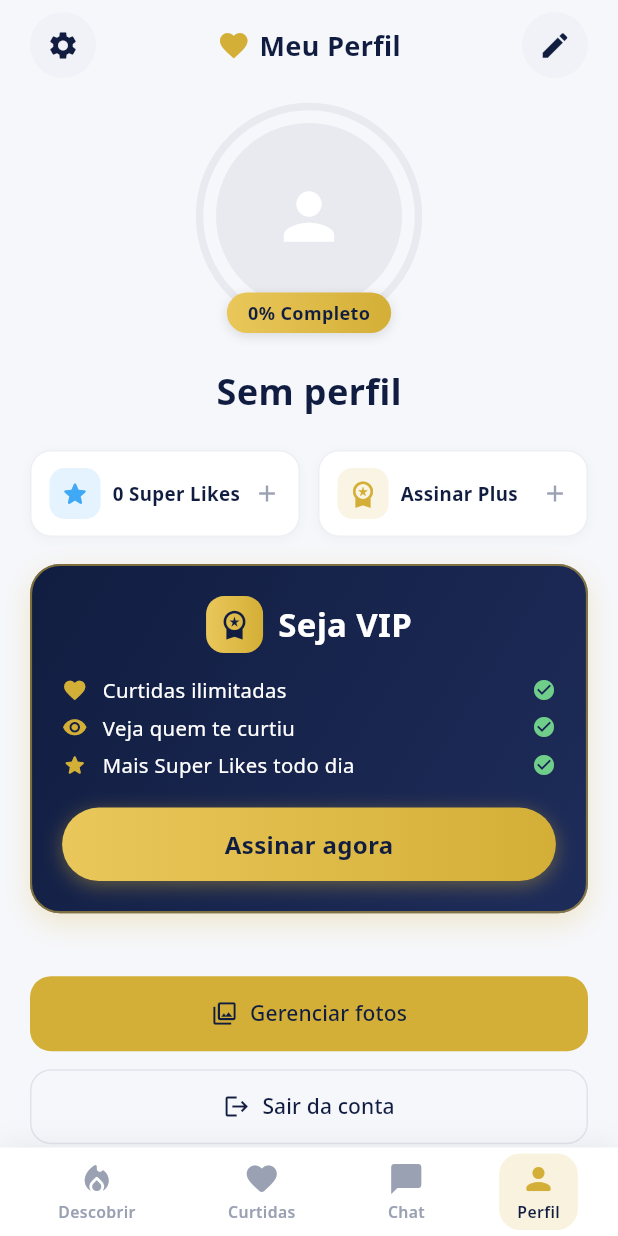
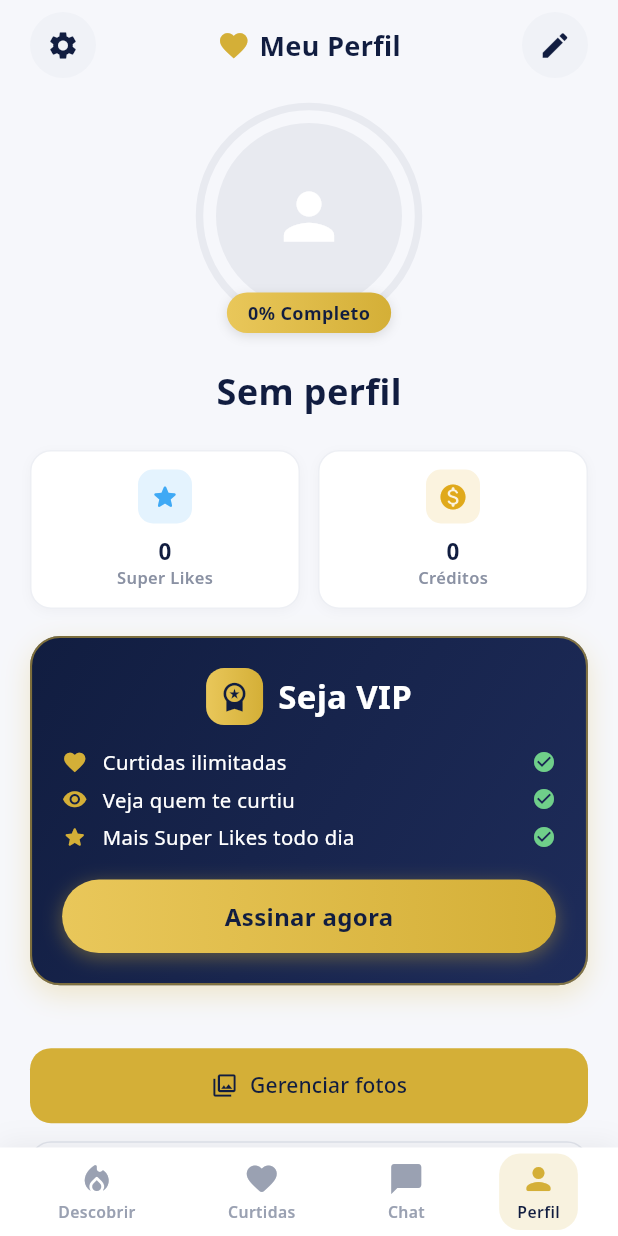
Before and after one commit to moraistv/namorocristao, a Flutter app: the MainShell screen opened directly, item 4 of the bottom bar chosen, on a phone screen of 412 x 824 dp. Run offline on Flutter 3.47's test engine with Material 3 defaults, Android fonts, the phone set to English and light mode, and no system bars; our stand-ins replace cached_network_image, cloud_firestore, emoji_picker_flutter, firebase_analytics, firebase_auth, firebase_core and 20 more; missing offline and left inert: custom_pop_up_menu, encrypt, purchases_flutter, social_media_recorder, tutorial_coach_mark, voice_message_package; accounts and stored records are empty; network calls fail.

Commit message:
Tempo real: socket forceNew (chat nao derruba mais a conexao global -> VIP/creditos/ban/suspensao refletem na hora); exclusao de conta emite config:me e app desloga. Perfil: card Assinar Plus virou Creditos; ao ser VIP mostra 3o card VIP com duracao

```diff
--- a/aplicativo/lib/services/chat_socket.dart
+++ b/aplicativo/lib/services/chat_socket.dart
@@ -25,6 +25,7 @@ class ChatSocket {
       io.OptionBuilder()
           .setTransports(["websocket"])
           .disableAutoConnect()
+          .enableForceNew()
           .setAuth({"token": TokenStorage.accessToken})
           .build(),
     );
--- a/aplicativo/lib/views/app/profile_page.dart
+++ b/aplicativo/lib/views/app/profile_page.dart
@@ -25,6 +25,8 @@ class _ProfilePageState extends State<ProfilePage> {
   bool _isPremium = false;
   int _superLikes = 0;
   int _boosts = 0;
+  int _credits = 0;
+  DateTime? _premiumUntil;
   List<Map<String, dynamic>> _verses = [];
   int _verseIndex = 0;
   Timer? _verseTimer;
@@ -79,6 +81,10 @@ class _ProfilePageState extends State<ProfilePage> {
         _isPremium = s["isPremium"] == true;
         _superLikes = (s["superLikesLeft"] as num?)?.toInt() ?? 0;
         _boosts = (s["boostsRemaining"] as num?)?.toInt() ?? 0;
+        _credits = (s["credits"] as num?)?.toInt() ?? 0;
+        _premiumUntil = s["premiumUntil"] != null
+            ? DateTime.tryParse(s["premiumUntil"].toString())
+            : null;
       });
     } catch (_) {}
   }
@@ -405,13 +411,11 @@ class _ProfilePageState extends State<ProfilePage> {
 
   Widget _quickCards() {
     final cards = <Widget>[
-      _quickCard(Icons.star_rounded, const Color(0xFF3FA9F5),
-          "$_superLikes Super Likes", _openStore),
-      if (!_isPremium)
-        _quickCard(Icons.workspace_premium, AppTheme.gold, "Assinar Plus",
-            _openPremium)
-      else
-        _quickCard(Icons.storefront_rounded, AppTheme.gold, "Loja", _openStore),
+      _quickCard(Icons.star_rounded, const Color(0xFF3FA9F5), "$_superLikes",
+          "Super Likes", _openStore),
+      _quickCard(Icons.monetization_on_rounded, const Color(0xFFE0A91B),
+          "$_credits", "Créditos", _openStore),
+      if (_isPremium) _vipCard(),
     ];
     return Row(
       children: [
@@ -423,12 +427,13 @@ class _ProfilePageState extends State<ProfilePage> {
     );
   }
 
-  // Card compacto (horizontal): ícone + texto + "+", ocupa menos espaço.
-  Widget _quickCard(IconData icon, Color color, String label, VoidCallback onTap) {
+  // Mini-card vertical compacto: ícone + valor + rótulo (cabe 2 ou 3 por linha).
+  Widget _quickCard(
+      IconData icon, Color color, String value, String label, VoidCallback onTap) {
     return GestureDetector(
       onTap: onTap,
       child: Container(
-        padding: const EdgeInsets.symmetric(vertical: 11, horizontal: 12),
+        padding: const EdgeInsets.symmetric(vertical: 12, horizontal: 6),
         decoration: BoxDecoration(
           color: Colors.white,
           borderRadius: BorderRadius.circular(14),
@@ -440,28 +445,95 @@ class _ProfilePageState extends State<ProfilePage> {
                 offset: const Offset(0, 2)),
           ],
         ),
-        child: Row(
+        child: Column(
           children: [
             Container(
-              width: 34,
-              height: 34,
+              width: 36,
+              height: 36,
               decoration: BoxDecoration(
                 color: color.withOpacity(0.14),
                 borderRadius: BorderRadius.circular(10),
               ),
               child: Icon(icon, color: color, size: 20),
             ),
-            const SizedBox(width: 8),
-            Expanded(
-              child: Text(label,
-                  maxLines: 2,
-                  overflow: TextOverflow.ellipsis,
-                  style: const TextStyle(
-                      color: AppTheme.navy,
-                      fontWeight: FontWeight.w700,
-                      fontSize: 12.5)),
+            const SizedBox(height: 7),
+            Text(value,
+                maxLines: 1,
+                overflow: TextOverflow.ellipsis,
+                style: const TextStyle(
+                    color: AppTheme.navy,
+                    fontWeight: FontWeight.bold,
+                    fontSize: 15)),
+            Text(label,
+                maxLines: 1,
+                overflow: TextOverflow.ellipsis,
+                style: const TextStyle(
+                    color: Color(0xFF8A91A3),
+                    fontWeight: FontWeight.w600,
+                    fontSize: 11)),
+          ],
+        ),
+      ),
+    );
+  }
+
+  // Card VIP (mesmo tamanho dos outros, fundo dourado pra chamar atenção).
+  Widget _vipCard() {
+    String label;
+    if (_premiumUntil == null) {
+      label = "Ativo";
+    } else {
+      final left = _premiumUntil!.difference(DateTime.now());
+      if (left.inDays >= 1) {
+        label = "${left.inDays}d restantes";
+      } else if (left.inHours >= 1) {
+        label = "${left.inHours}h restantes";
+      } else {
+        label = "Expira em breve";
+      }
+    }
+    return GestureDetector(
+      onTap: _openPremium,
+      child: Container(
+        padding: const EdgeInsets.symmetric(vertical: 12, horizontal: 6),
+        decoration: BoxDecoration(
+          gradient: const LinearGradient(
+              begin: Alignment.topLeft,
+              end: Alignment.bottomRight,
+              colors: [Color(0xFFE9C75A), Color(0xFFD4AF37)]),
+          borderRadius: BorderRadius.circular(14),
+          boxShadow: [
+            BoxShadow(
+                color: AppTheme.gold.withOpacity(0.35),
+                blurRadius: 8,
+                offset: const Offset(0, 3)),
+          ],
+        ),
+        child: Column(
+          children: [
+            Container(
+              width: 36,
+              height: 36,
+              decoration: BoxDecoration(
+                color: Colors.white.withOpacity(0.28),
+                borderRadius: BorderRadius.circular(10),
+              ),
+              child: const Icon(Icons.workspace_premium,
+                  color: AppTheme.navy, size: 20),
             ),
-            const Icon(Icons.add, color: Color(0xFF9AA1B2), size: 18),
+            const SizedBox(height: 7),
+            const Text("VIP",
+                style: TextStyle(
+                    color: AppTheme.navy,
+                    fontWeight: FontWeight.bold,
+                    fontSize: 15)),
+            Text(label,
+                maxLines: 1,
+                overflow: TextOverflow.ellipsis,
+                style: const TextStyle(
+                    color: AppTheme.navy,
+                    fontWeight: FontWeight.w600,
+                    fontSize: 11)),
           ],
         ),
       ),
```
Also changed, not shown: aplicativo/lib/views/app/main_shell.dart (+6 -2 lines), 2 other files.
